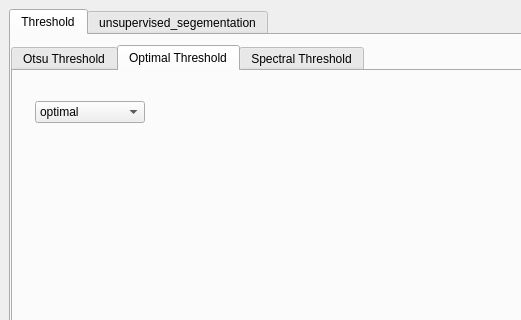
First picture: the form in task.ui, repository Ibrahimelsayed60/Computer_vision_task_4, before the edit; both pictures show x 0 to 521 and y 0 to 320 of the 1298 by 736 pixel window.
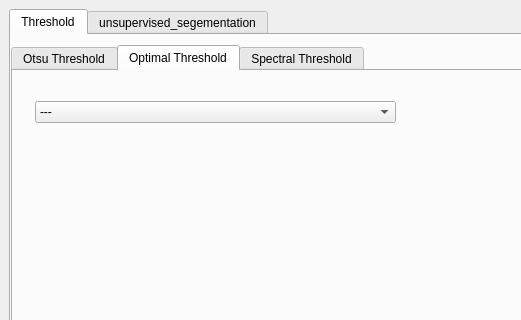
Second picture: the form after the edit. Custom widgets are drawn as their Qt base class.

The edit to the form file:
```diff
--- a/task.ui
+++ b/task.ui
@@ -185,10 +185,15 @@
            <rect>
             <x>22</x>
             <y>30</y>
-            <width>110</width>
+            <width>361</width>
             <height>22</height>
            </rect>
           </property>
+          <item>
+           <property name="text">
+            <string>---</string>
+           </property>
+          </item>
           <item>
            <property name="text">
             <string>optimal</string>
```
